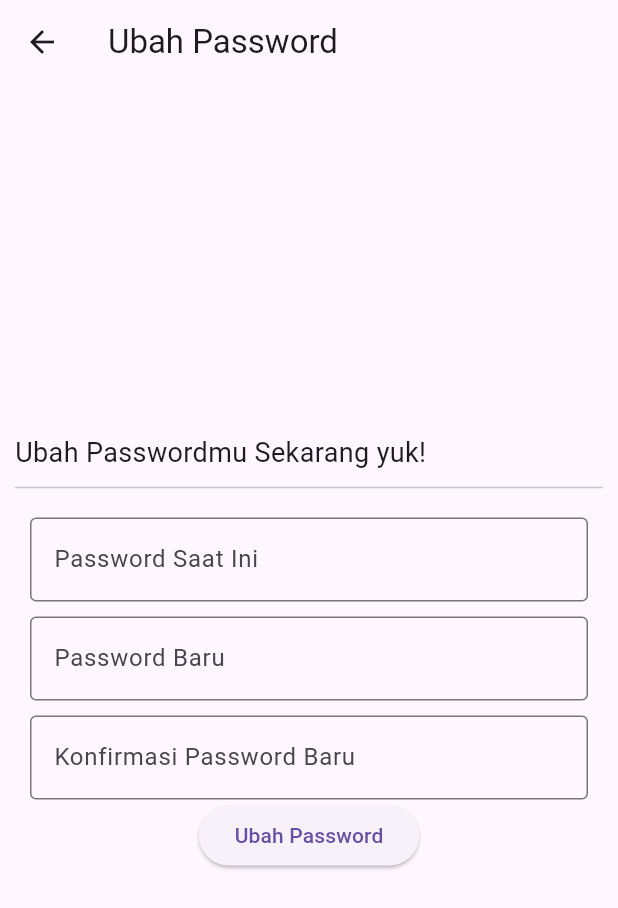
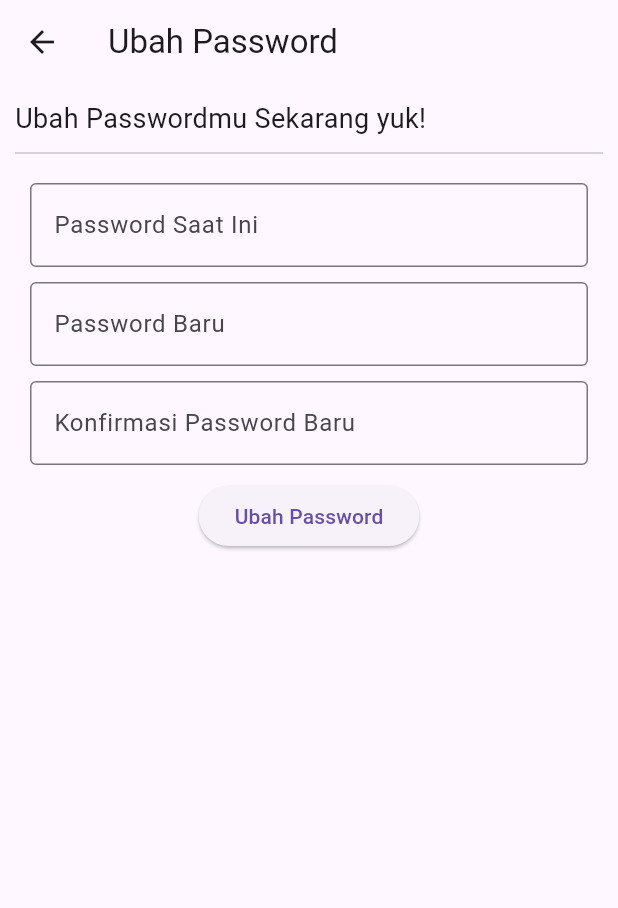
Before and after one commit to ivanchristiann/dolanyuk, a Flutter app: the Profil screen opened directly, after a tap on "Ubah Password", on a phone screen of 412 x 824 dp. Shown: the top 908 px of the screen. Run offline on Flutter 3.47's test engine with Material 3 defaults, Android fonts, the phone set to English and light mode, and no system bars; our stand-ins replace shared_preferences; accounts and stored records are empty; network calls fail.

Commit message:
perbaikan di chat, ubah password, fab

```diff
--- a/lib/screen/profil.dart
+++ b/lib/screen/profil.dart
@@ -136,6 +136,16 @@ class _ProfilState extends State<Profil> {
                   ),
                   ElevatedButton(
                     onPressed: () {
+                      Navigator.push(
+                        context,
+                        MaterialPageRoute(builder: (context) => UbahPassword()),
+                      );
+                    },
+                    child: Text('Ubah Password'),
+                  ),
+                  SizedBox(height: 10),
+                  ElevatedButton(
+                    onPressed: () {
                       if (_user_name != '' && _user_photo_url != '') {
                         submit();
                       } else {
@@ -150,15 +160,6 @@ class _ProfilState extends State<Profil> {
                     },
                     child: Text('Simpan'),
                   ),
-                  ElevatedButton(
-                    onPressed: () {
-                      Navigator.push(
-                        context,
-                        MaterialPageRoute(builder: (context) => UbahPassword()),
-                      );
-                    },
-                    child: Text('Ubah Password'),
-                  ),
                 ],
               ),
             ),
--- a/lib/screen/ubahPassword.dart
+++ b/lib/screen/ubahPassword.dart
@@ -44,18 +44,6 @@ class _UbahPasswordState extends State<UbahPassword> {
       throw Exception('Failed to read API');
     }
   }
-
-  // bacaData() {
-  //   Future<String> data = fetchData();
-  //   data.then((value) {
-  //     Map json = jsonDecode(value);
-  //     for (var dols in json['data']) {
-  //       Dolanan dol = Dolanan.fromJson(dols);
-  //       dolanan.add(dol);
-  //     }
-  //     setState(() {});
-  //   });
-  // }
 
   Future<int> checkUser() async {
     final prefs = await SharedPreferences.getInstance();
@@ -117,8 +105,7 @@ class _UbahPasswordState extends State<UbahPassword> {
       body: Padding(
         padding: const EdgeInsets.all(10.0),
         child: Column(
-          mainAxisAlignment: MainAxisAlignment.center,
-          crossAxisAlignment: CrossAxisAlignment.start,
+          mainAxisAlignment: MainAxisAlignment.start,
           children: <Widget>[
             Align(
               alignment: Alignment.centerLeft,
@@ -171,6 +158,7 @@ class _UbahPasswordState extends State<UbahPassword> {
                       labelText: 'Konfirmasi Password Baru',
                     ),
                   ),
+                  SizedBox(height: 10),
                   ElevatedButton(
                     onPressed: () {
                       if (_controllerNewPassword == '' ||
```
Also changed, not shown: lib/main.dart (+10 -9 lines), lib/screen/chat.dart (+12 -2 lines), 1 other file.
